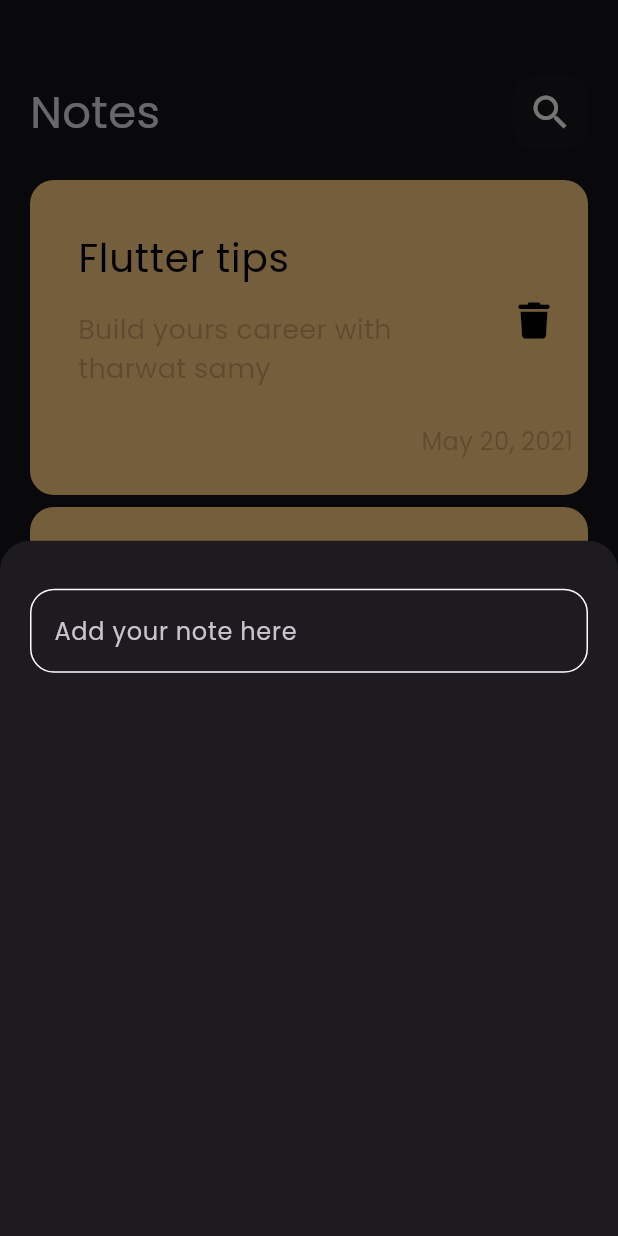
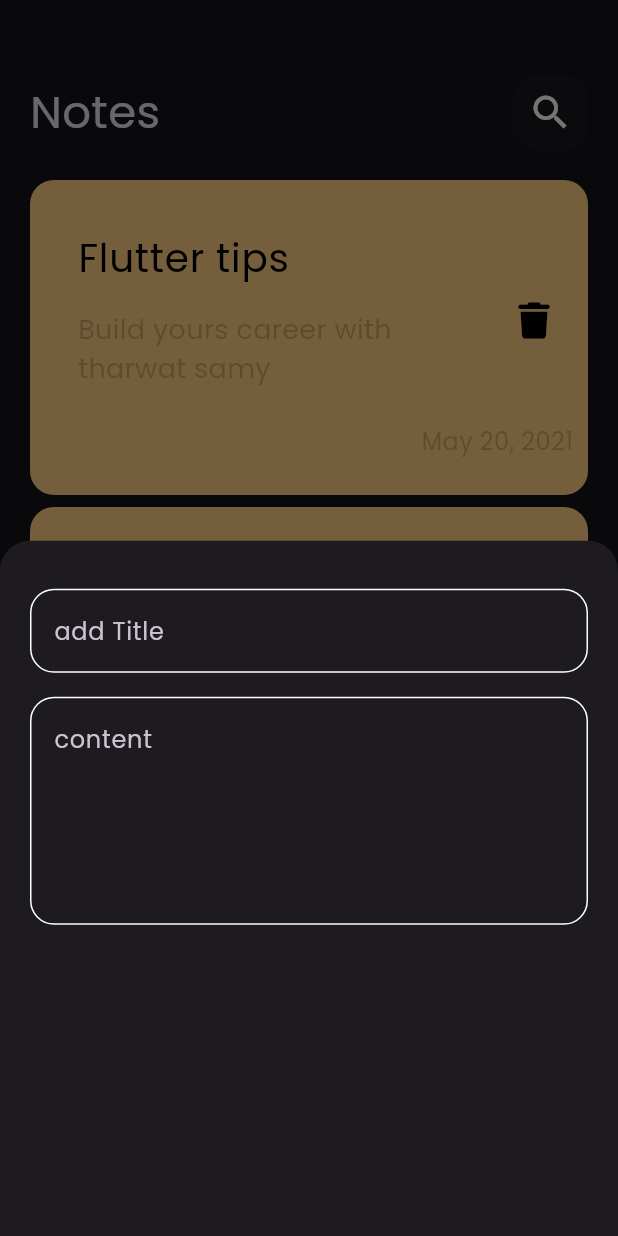
Before and after one commit to A7medkatheer/notes_app, a Flutter app: the screen it shows after launch, after a tap on the "add" icon, on a phone screen of 412 x 824 dp. Run offline on Flutter 3.47's test engine with Material 3 defaults, Android fonts, the phone set to English and light mode, and no system bars; our stand-ins replace font_awesome_flutter.

Commit message:
add field to button sheet

```diff
--- a/lib/views/widgets/add_notes_botton_sheet.dart
+++ b/lib/views/widgets/add_notes_botton_sheet.dart
@@ -13,7 +13,16 @@ class AddNotesBottonSheet extends StatelessWidget {
           SizedBox(
             height: 32,
           ),
-          CustomTextField(),
+          CustomTextField(
+            hintText: "add Title",
+          ),
+          SizedBox(
+            height: 16,
+          ),
+          CustomTextField(
+            hintText: "content",
+            maxLines: 5,
+          ),
         ],
       ),
     );
--- a/lib/views/widgets/custom_text_field.dart
+++ b/lib/views/widgets/custom_text_field.dart
@@ -3,14 +3,20 @@ import 'package:flutter/material.dart';
 import 'package:notes_app/views/widgets/constant.dart';
 
 class CustomTextField extends StatelessWidget {
-  const CustomTextField({super.key});
-
+  const CustomTextField({
+    super.key,
+    required this.hintText,
+    this.maxLines = 1,
+  });
+  final String hintText;
+  final int maxLines;
   @override
   Widget build(BuildContext context) {
     return TextField(
+      maxLines: maxLines,
       cursorColor: kPrimaryColor,
       decoration: InputDecoration(
-        hintText: 'Add your note here',
+        hintText: hintText,
         enabledBorder: buildBorder(),
         focusedBorder: buildBorder(color: kPrimaryColor),
       ),
```
